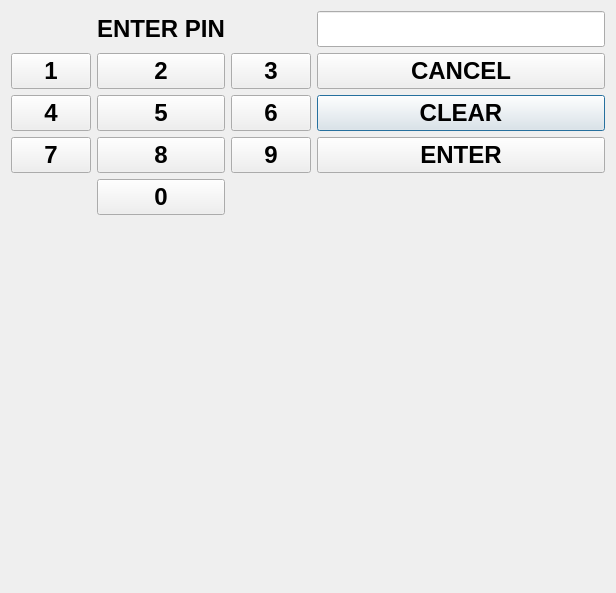
Samulimv/mybankautomat_project, file bank-automat/pin.ui: the form before one commit.
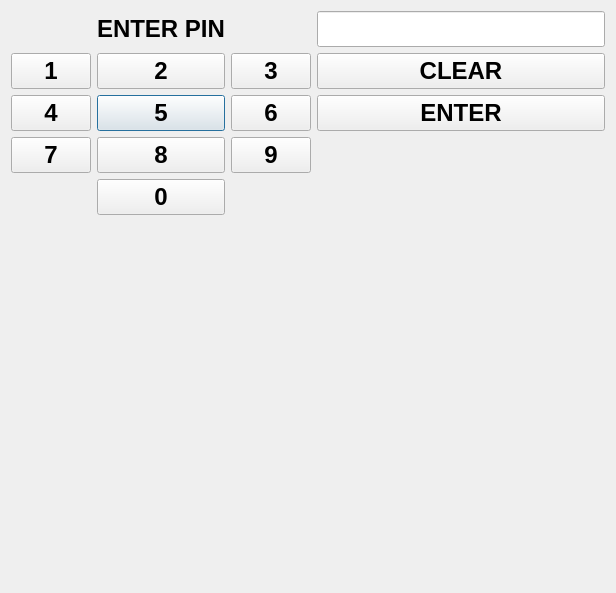
The form after the commit.

```diff
--- a/bank-automat/pin.ui
+++ b/bank-automat/pin.ui
@@ -16,19 +16,6 @@
   <layout class="QGridLayout" name="gridLayout_2">
    <item row="0" column="0">
     <layout class="QGridLayout" name="gridLayout">
-     <item row="3" column="3">
-      <widget class="QPushButton" name="clear">
-       <property name="font">
-        <font>
-         <pointsize>18</pointsize>
-         <bold>true</bold>
-        </font>
-       </property>
-       <property name="text">
-        <string>CLEAR</string>
-       </property>
-      </widget>
-     </item>
      <item row="3" column="1">
       <widget class="QPushButton" name="numero5">
        <property name="font">
@@ -104,19 +91,6 @@
        </property>
       </widget>
      </item>
-     <item row="2" column="3">
-      <widget class="QPushButton" name="cancel">
-       <property name="font">
-        <font>
-         <pointsize>18</pointsize>
-         <bold>true</bold>
-        </font>
-       </property>
-       <property name="text">
-        <string>CANCEL</string>
-       </property>
-      </widget>
-     </item>
      <item row="3" column="0">
       <widget class="QPushButton" name="numero4">
        <property name="font">
@@ -130,19 +104,6 @@
        </property>
       </widget>
      </item>
-     <item row="4" column="3">
-      <widget class="QPushButton" name="enter">
-       <property name="font">
-        <font>
-         <pointsize>18</pointsize>
-         <bold>true</bold>
-        </font>
-       </property>
-       <property name="text">
-        <string>ENTER</string>
-       </property>
-      </widget>
-     </item>
      <item row="2" column="2">
       <widget class="QPushButton" name="numero3">
        <property name="font">
@@ -208,6 +169,32 @@
        </property>
       </widget>
      </item>
+     <item row="2" column="3">
+      <widget class="QPushButton" name="clear">
+       <property name="font">
+        <font>
+         <pointsize>18</pointsize>
+         <bold>true</bold>
+        </font>
+       </property>
+       <property name="text">
+        <string>CLEAR</string>
+       </property>
+      </widget>
+     </item>
+     <item row="3" column="3">
+      <widget class="QPushButton" name="enter">
+       <property name="font">
+        <font>
+         <pointsize>18</pointsize>
+         <bold>true</bold>
+        </font>
+       </property>
+       <property name="text">
+        <string>ENTER</string>
+       </property>
+      </widget>
+     </item>
     </layout>
    </item>
    <item row="1" column="0">
```
